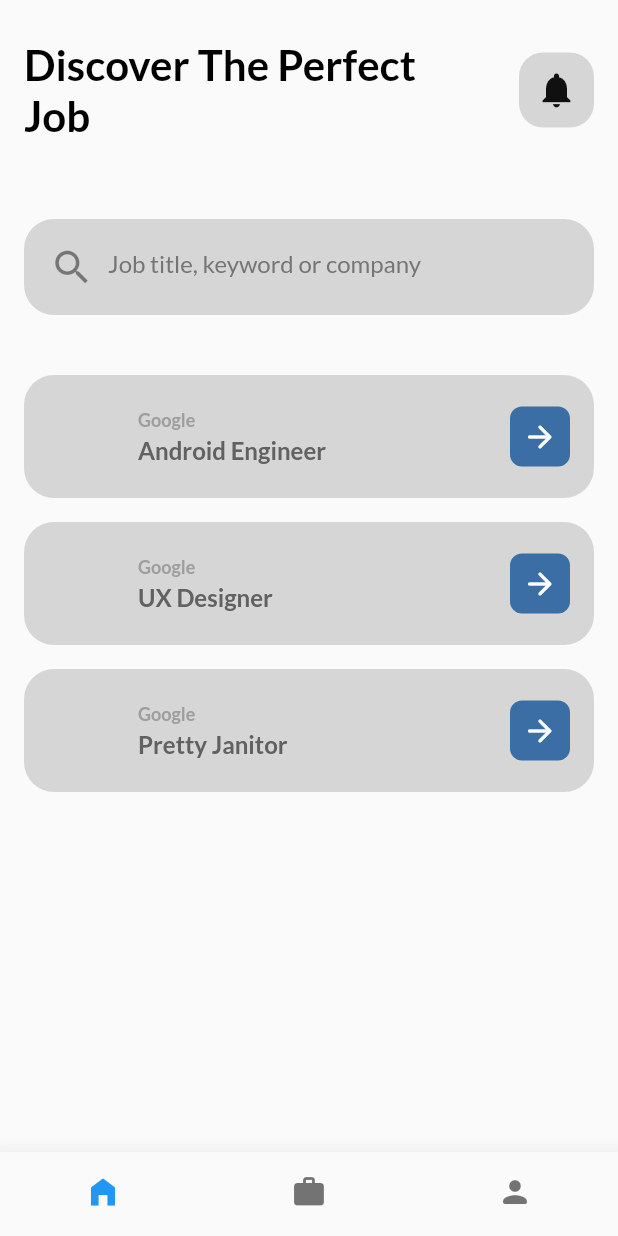
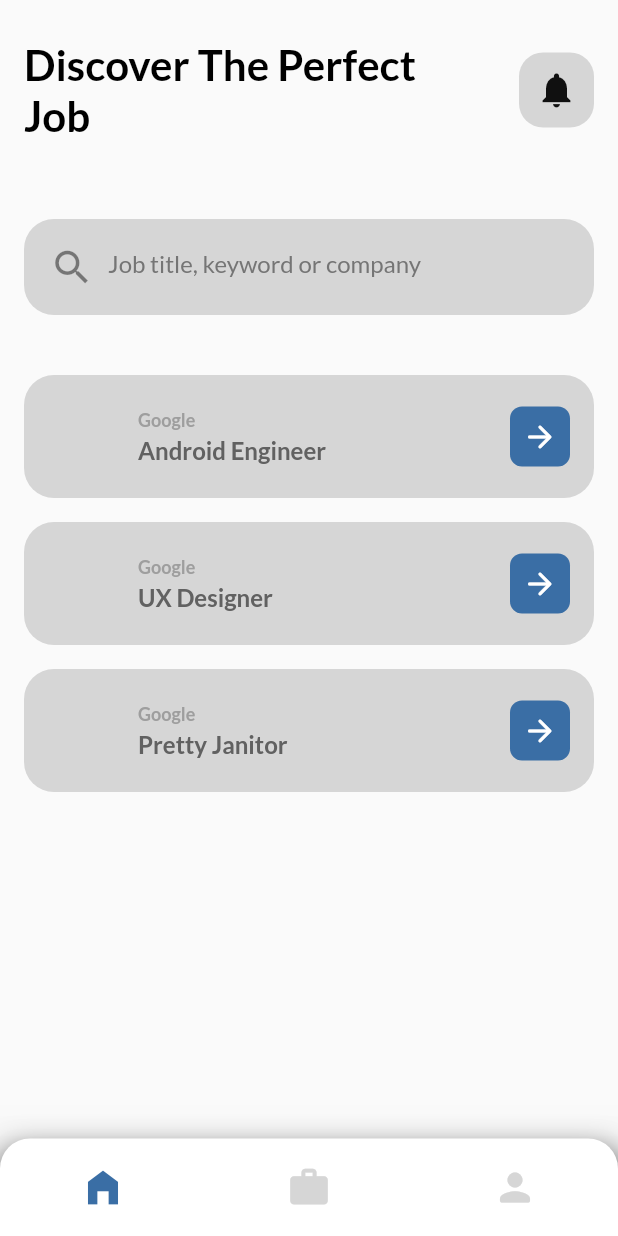
Before and after one commit to miles-pudge-halter/flutter-job-seeker, a Flutter app: the DashboardPage screen opened by its route, on a phone screen of 412 x 824 dp. Run offline on Flutter 3.47's test engine with Material 2 defaults, Android fonts, the light colour scheme and no system bars; our stand-ins replace equatable, flutter_svg, get, google_fonts; network calls fail; grey boxes are pictures that could not be loaded.

Commit message:
feat(home-tab-ui): Dashboard tab style update

```diff
--- a/lib/feature/dashboard/tabs/home/view/home_tab.dart
+++ b/lib/feature/dashboard/tabs/home/view/home_tab.dart
@@ -21,6 +21,7 @@ class HomeTab extends StatelessWidget {
             padding: const EdgeInsets.all(16),
             child: Obx(() {
               return ListView(
+                physics: const NeverScrollableScrollPhysics(),
                 shrinkWrap: true,
                 children: controller.jobs.value
                     .map((job) => JobCard(job: job))
--- a/lib/feature/dashboard/view/dashboard_page.dart
+++ b/lib/feature/dashboard/view/dashboard_page.dart
@@ -1,20 +1,27 @@
 import 'package:flutter/material.dart';
 import 'package:get/get.dart';
+import 'package:job_seeker/Constants.dart';
 import 'package:job_seeker/feature/dashboard/controller/dashboard_controller.dart';
 import 'package:job_seeker/feature/dashboard/tabs/home/view/home_tab.dart';
 import 'package:job_seeker/feature/dashboard/tabs/job_tab.dart';
 import 'package:job_seeker/feature/dashboard/tabs/profile_tab.dart';
 
 class DashboardPage extends StatelessWidget {
-  const DashboardPage({Key? key}) : super(key: key);
+  DashboardPage({Key? key}) : super(key: key);
+
+  final Color selectedColor = ThemeColor().blue;
+  final Color defColor = ThemeColor().lightGrey;
 
   @override
   Widget build(BuildContext context) {
     return GetBuilder<DashboardController>(builder: (controller) {
       return Scaffold(
+        extendBody: true,
         bottomNavigationBar: _buildBottomNavigationBar(
             controller.tabIndex, controller.changeTabIndex),
-        body: SafeArea(
+        body: Container(
+          height: double.infinity,
+          child: SafeArea(
             child: IndexedStack(
               index: controller.tabIndex,
               children: const [
@@ -24,31 +31,84 @@ class DashboardPage extends StatelessWidget {
               ],
             ),
           ),
+        ),
       );
     });
   }
 
-  BottomNavigationBar _buildBottomNavigationBar(
+  Widget _buildBottomNavigationBar(
       int currentIndex, void Function(int) onTabChange) {
-    return BottomNavigationBar(
-      currentIndex: currentIndex,
-      onTap: onTabChange,
-      showSelectedLabels: false,
-      showUnselectedLabels: false,
-      type: BottomNavigationBarType.fixed,
-      elevation: 12,
-      items: [
-        _bottomNavigationBarItem(icon: Icons.home_filled, label: ''),
-        _bottomNavigationBarItem(icon: Icons.work, label: ''),
-        _bottomNavigationBarItem(icon: Icons.person_rounded, label: ''),
+    return BottomAppBar(
+      elevation: 35,
+      color: Colors.transparent,
+      child: Container(
+        decoration: BoxDecoration(
+            color: Colors.white,
+            shape: BoxShape.rectangle,
+            borderRadius: BorderRadius.only(
+                topRight: Radius.circular(20), topLeft: Radius.circular(20)),
+            boxShadow: [
+              BoxShadow(
+                color: Colors.grey.shade600,
+                offset: Offset.fromDirection(1.5, 10),
+                blurRadius: 15,
+                spreadRadius: 4,
+                blurStyle: BlurStyle.normal,
+              )
+            ]),
+        child: Row(
+          mainAxisSize: MainAxisSize.max,
+          mainAxisAlignment: MainAxisAlignment.spaceAround,
+          children: [
+            _buildTabItem(
+                icon: Icons.home_filled,
+                index: 0,
+                selectedIndex: currentIndex,
+                onPressed: onTabChange),
+            _buildTabItem(
+                icon: Icons.work,
+                index: 1,
+                selectedIndex: currentIndex,
+                onPressed: onTabChange),
+            _buildTabItem(
+                icon: Icons.person_rounded,
+                index: 2,
+                selectedIndex: currentIndex,
+                onPressed: onTabChange),
           ],
+        ),
+      ),
     );
   }
 
-  _bottomNavigationBarItem({required IconData icon, String? label}) {
-    return BottomNavigationBarItem(
-      icon: Icon(icon),
-      label: label,
+  Widget _buildTabItem({
+    required IconData icon,
+    required int index,
+    required int selectedIndex,
+    required ValueChanged<int> onPressed,
+  }) {
+    Color color = selectedIndex == index ? selectedColor : defColor;
+    return Expanded(
+      child: SizedBox(
+        height: 65,
+        child: Material(
+          type: MaterialType.transparency,
+          child: InkWell(
+            onTap: () => onPressed(index),
+            child: Column(
+              mainAxisSize: MainAxisSize.min,
+              mainAxisAlignment: MainAxisAlignment.center,
+              children: <Widget>[
+                Icon(
+                  icon,
+                  color: color,
+                  size: 30,
+                ),
+              ],
+            ),
+          ),
+        ),
+      ),
     );
   }
 }
```
Lines whose indentation alone changed are shown as unchanged.
